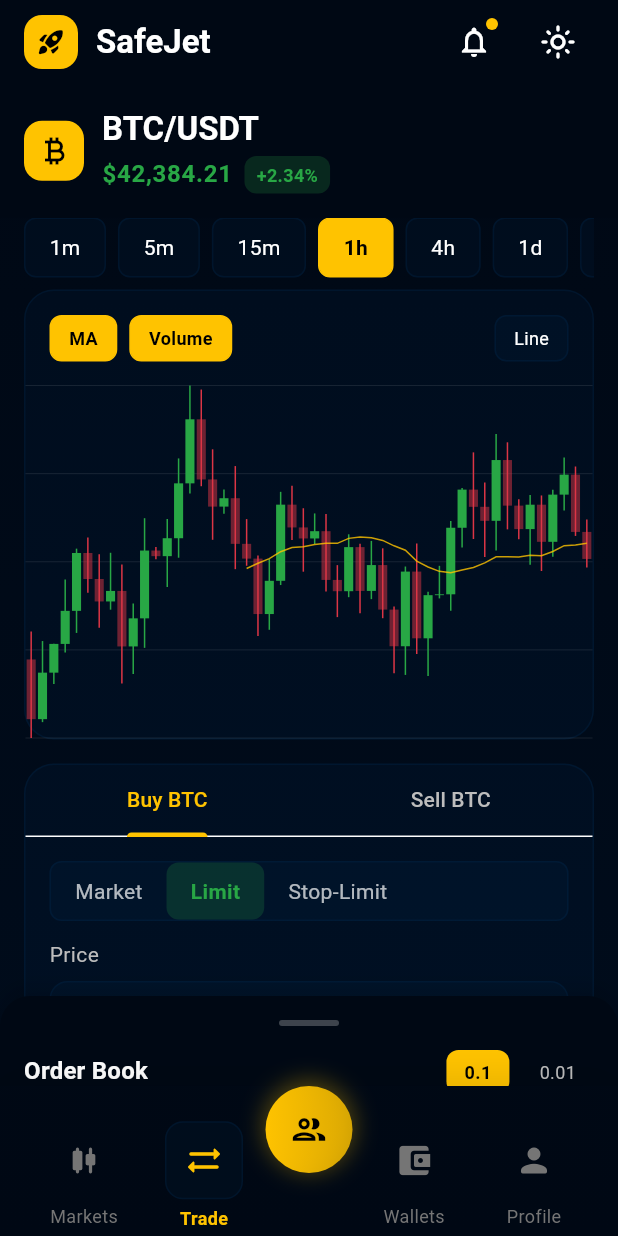
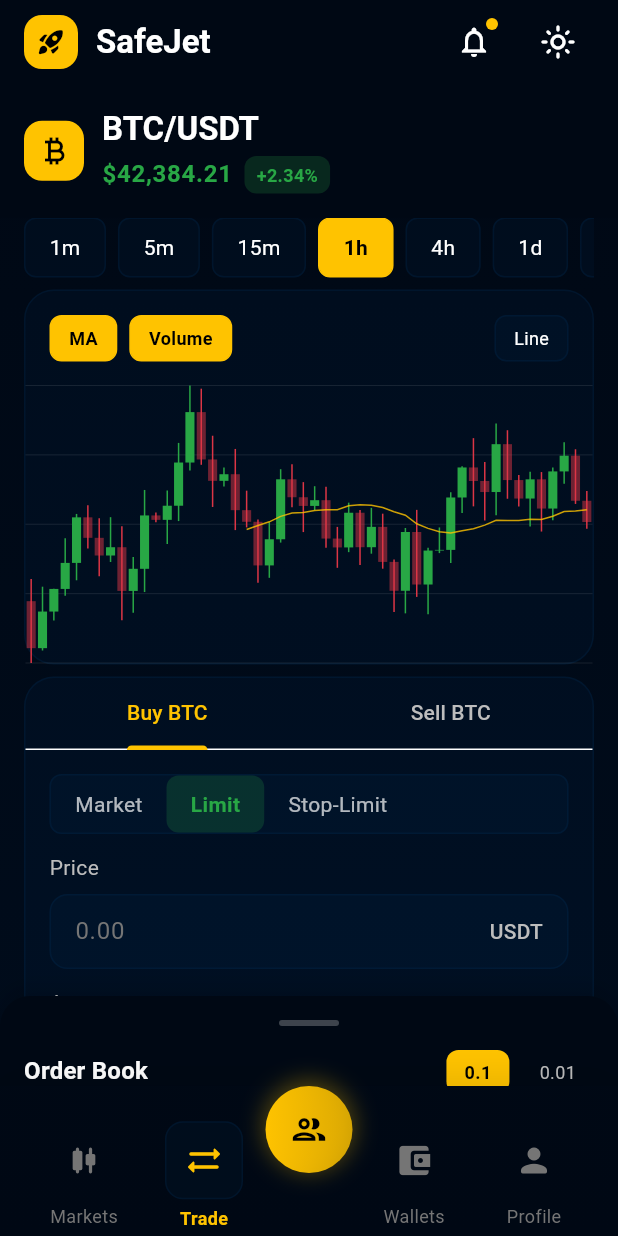
Before and after one commit to tekiplanet/safejet_exchange, a Flutter app: the HomeScreen screen opened directly, item 2 of the bottom bar chosen, on a phone screen of 412 x 824 dp. Run offline on Flutter 3.47's test engine with Material 3 defaults, Android fonts, the light colour scheme and no system bars; drawn by our look-alikes of sliding_up_panel; our stand-ins replace animate_do, shared_preferences; accounts and stored records are empty.

Commit message:
UI/UX for safejet exchange

```diff
--- a/safejet_exchange/lib/screens/main/tabs/trade_tab.dart
+++ b/safejet_exchange/lib/screens/main/tabs/trade_tab.dart
@@ -64,10 +64,10 @@
                   // Timeframe Selection
                   _buildTimeframeSelector(isDark),
 
-                  // Chart
+                  // Chart with reduced height
                   Container(
-                    height: 300,
-                    margin: const EdgeInsets.fromLTRB(16, 8, 16, 16),
+                    height: 250,
+                    margin: const EdgeInsets.fromLTRB(16, 8, 16, 8),
                     decoration: BoxDecoration(
                       color: isDark
                           ? SafeJetColors.primaryAccent.withOpacity(0.1)
@@ -84,7 +84,13 @@
 
                   // Trading Interface
                   Container(
-                    margin: const EdgeInsets.symmetric(horizontal: 16),
+                    height: 600,
+                    margin: EdgeInsets.fromLTRB(
+                      16,
+                      0,
+                      16,
+                      MediaQuery.of(context).size.height * 0.15, // 10% of screen height for bottom margin
+                    ),
                     decoration: BoxDecoration(
                       color: isDark
                           ? SafeJetColors.primaryAccent.withOpacity(0.1)
@@ -99,7 +105,6 @@
                       ),
                     ),
                     child: Column(
-                      mainAxisSize: MainAxisSize.min,
                       children: [
                         // Buy/Sell Tabs
                         TabBar(
@@ -116,16 +121,7 @@
                         ),
 
                         // Trading Form
-                        LayoutBuilder(
-                          builder: (context, constraints) {
-                            final screenHeight = MediaQuery.of(context).size.height;
-                            final isSmallScreen = screenHeight < 700;
-                            final isLargeScreen = screenHeight > 900;
-
-                            return Container(
-                              height: isSmallScreen
-                                  ? 700
-                                  : (isLargeScreen ? 1000 : screenHeight * 0.85),
+                        Expanded(
                           child: TabBarView(
                             controller: _tabController,
                             children: const [
@@ -133,15 +129,13 @@
                               TradeForm(isBuy: false),
                             ],
                           ),
-                            );
-                          },
                         ),
                       ],
                     ),
                   ),
 
-                  // Bottom padding
-                  const SizedBox(height: 100),  // Increased bottom padding
+                  // Keep the bottom padding
+                  const SizedBox(height: 100),
                 ],
               ),
             ),
--- a/safejet_exchange/lib/widgets/trade_form.dart
+++ b/safejet_exchange/lib/widgets/trade_form.dart
@@ -35,12 +35,8 @@
     final isDark = theme.brightness == Brightness.dark;
     final mainColor = widget.isBuy ? SafeJetColors.success : SafeJetColors.error;
 
-    return SingleChildScrollView(
-      child: Padding(
+    return ListView(
       padding: const EdgeInsets.all(16),
-        child: Column(
-          mainAxisSize: MainAxisSize.min,
-          crossAxisAlignment: CrossAxisAlignment.start,
       children: [
         // Order Type Selector
         Container(
@@ -216,9 +212,8 @@
             ),
           ),
         ),
+        const SizedBox(height: 16),
       ],
-        ),
-      ),
     );
   }
 
```
Lines whose indentation alone changed are shown as unchanged.
